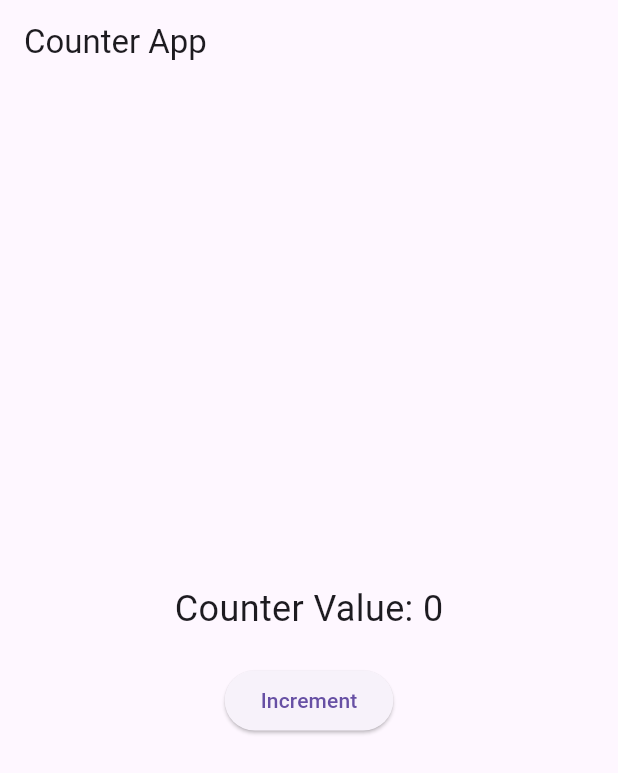
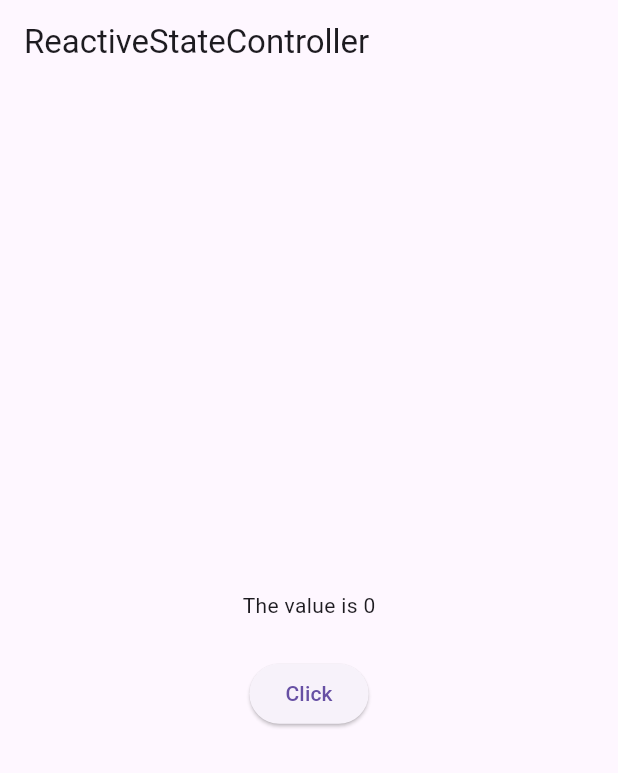
Before and after one commit to hijasahamed/LearnGetX, a Flutter app: the screen it shows after launch, on a phone screen of 412 x 824 dp. Shown: the top 773 px of the screen. Run offline on Flutter 3.47's test engine with Material 3 defaults, Android fonts, the phone set to English and light mode, and no system bars; our stand-ins replace get.

Commit message:
last updated

```diff
--- a/lib/getx_functions/reactive_state_manager.dart
+++ b/lib/getx_functions/reactive_state_manager.dart
@@ -1,8 +1,8 @@
 import 'package:flutter/material.dart';
 import 'package:get/get.dart';
 
-class ReactiveState extends StatelessWidget {
-  ReactiveState({super.key});
+class ReactiveStateManager extends StatelessWidget {
+  ReactiveStateManager({super.key});
 
   var  count=0.obs;
 
--- /dev/null
+++ b/lib/getx_functions/reactive_state_manager_GetX with Controller Type/controller.dart
@@ -0,0 +1,8 @@
+import 'package:get/get.dart';
+
+class ReactiveStateControllerController extends GetxController{
+  var count=0.obs;
+  void increment(){
+    count++;
+  }
+}
--- /dev/null
+++ b/lib/getx_functions/reactive_state_manager_GetX with Controller Type/ui_screen.dart
@@ -0,0 +1,40 @@
+import 'package:flutter/foundation.dart';
+import 'package:flutter/material.dart';
+import 'package:flutter/widgets.dart';
+import 'package:get/get.dart';
+import 'package:sample_flutter/getx_functions/getx_controller/controller.dart';
+import 'package:sample_flutter/getx_functions/reactive_state_manager_GetX%20with%20Controller%20Type/controller.dart';
+
+class reactivestatemanagerGetXwithControllerType extends StatelessWidget {
+  const reactivestatemanagerGetXwithControllerType({super.key});
+
+  @override
+  Widget build(BuildContext context) {
+    return Scaffold(
+      appBar: AppBar(title: const Text('ReactiveStateController'),),
+      body: Center(
+        child: Column(
+          mainAxisAlignment:MainAxisAlignment.center,
+          crossAxisAlignment: CrossAxisAlignment.center,
+          children: [
+            GetX<ReactiveStateControllerController>(
+              init: ReactiveStateControllerController(),
+              builder: (controller){
+                return Text(
+                  'The value is ${controller.count}'
+                );
+              }
+            ),
+            SizedBox(height: 25,),
+            ElevatedButton(
+              onPressed: (){
+                Get.find<ReactiveStateControllerController>().increment();
+              },
+              child: Text('Click')
+            )
+          ],
+        ),
+      ),
+    );
+  }
+}
--- a/lib/main.dart
+++ b/lib/main.dart
@@ -1,10 +1,9 @@
 import 'package:flutter/material.dart';
 import 'package:get/get.dart';
-import 'package:sample_flutter/getx_functions/getx_bottom_sheet.dart';
-import 'package:sample_flutter/getx_functions/getx_controller/getx_controller.dart';
 import 'package:sample_flutter/getx_functions/listen_watch/ui_screen.dart';
 import 'package:sample_flutter/getx_functions/reactive_state_controller.dart';
-import 'package:sample_flutter/getx_functions/reactive_state_manager.dart';
+import 'package:sample_flutter/getx_functions/reactive_state_manager_GetX%20with%20Controller%20Type/ui_screen.dart';
+
 
 void main() {
   runApp(const MyApp());
@@ -17,9 +16,9 @@ class MyApp extends StatelessWidget {
 
   @override
   Widget build(BuildContext context) {
-    return  GetMaterialApp(
+    return  const GetMaterialApp(
       debugShowCheckedModeBanner: false,
-      home: UiScreenListenWatch(),
+      home: reactivestatemanagerGetXwithControllerType(),
     );
   }
 }
```
